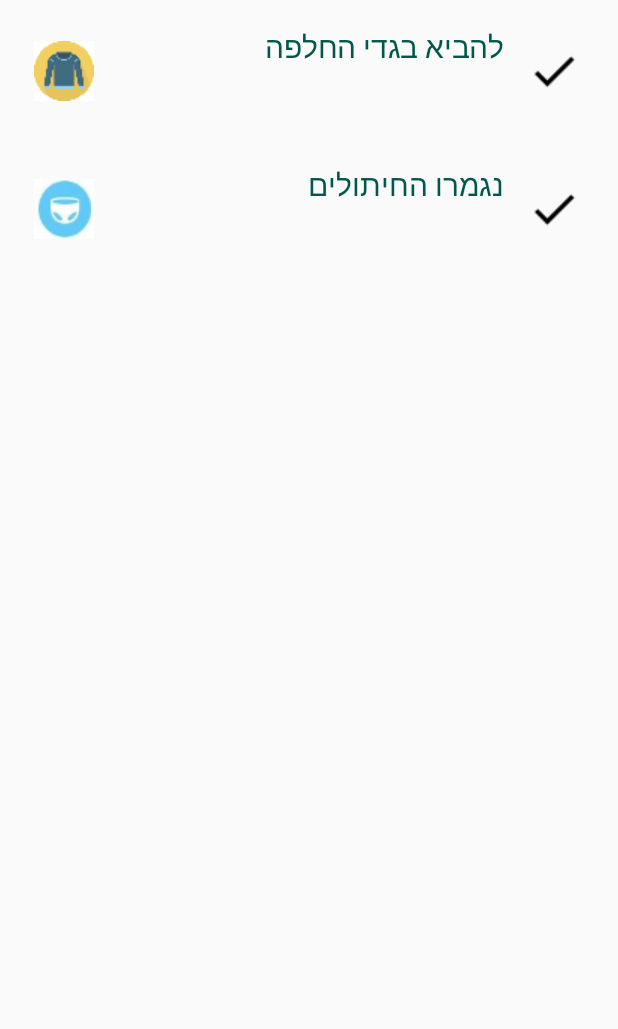
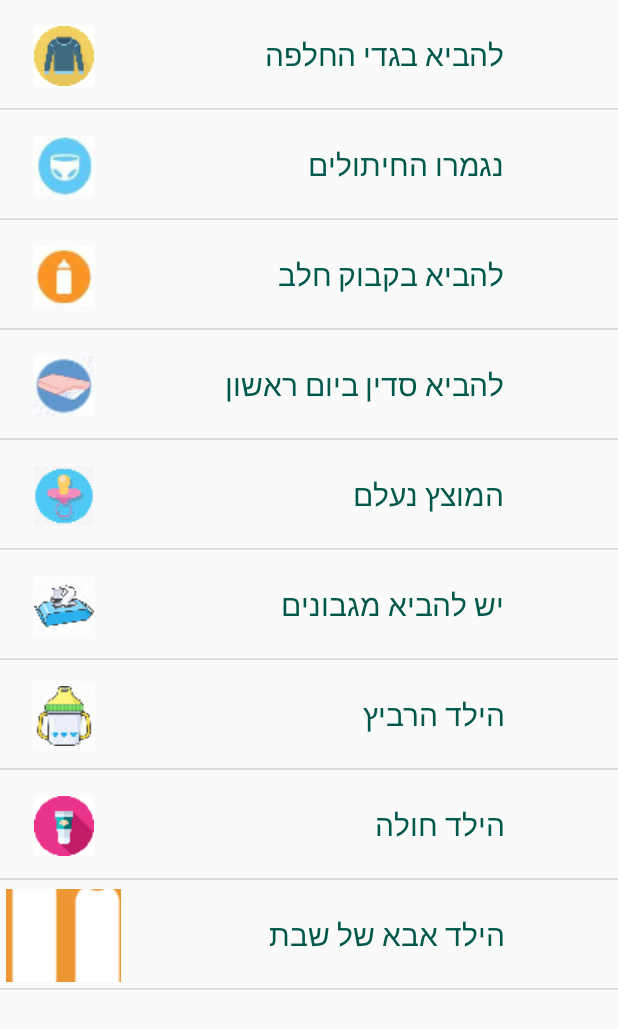
Before and after one commit to NirBercovic/TopGan, an Android app: the screen it shows after launch (MessageParentsActivity), on a phone screen of 412 x 824 dp. Shown: the top 1029 px of the screen. Run offline under Robolectric (Android 15) with nearby library versions, the phone set to English and light mode, and no system bars; libraries missing offline, so code that uses them is left out: android.net.sip.

Commit message:
reminder stage2

```diff
--- a/app/src/main/java/com/topgan/MessageParentsScreen/MessageParentsActivity.java
+++ b/app/src/main/java/com/topgan/MessageParentsScreen/MessageParentsActivity.java
@@ -2,13 +2,18 @@ package com.topgan.MessageParentsScreen;
 
 import android.support.v7.app.AppCompatActivity;
 import android.os.Bundle;
+import android.support.v7.widget.DividerItemDecoration;
 import android.support.v7.widget.LinearLayoutManager;
 import android.support.v7.widget.RecyclerView;
+import android.view.View;
+import android.widget.Toast;
+
+import com.topgan.ItemClickListener;
 import com.topgan.R;
 
 import java.util.ArrayList;
 
-public class MessageParentsActivity extends AppCompatActivity {
+public class MessageParentsActivity extends AppCompatActivity implements ItemClickListener {
 
     private RecyclerView recyclerView;
     private RecyclerView.Adapter mAdapter;
@@ -20,35 +25,38 @@ public class MessageParentsActivity extends AppCompatActivity {
     protected void onCreate(Bundle savedInstanceState) {
         super.onCreate(savedInstanceState);
         setContentView(R.layout.activity_message_parents);
+
         recyclerView = (RecyclerView) findViewById(R.id.my_recycler_view);
+        DividerItemDecoration dividerItemDecoration = new DividerItemDecoration(this,
+                DividerItemDecoration.VERTICAL);
+        recyclerView.addItemDecoration(dividerItemDecoration);
 
         Reminder re0 = new Reminder("להביא בגדי החלפה",R.drawable.reminder0);
         Reminder re1 = new Reminder("נגמרו החיתולים",R.drawable.reminder1);
-        /*Reminder re2 = new Reminder("להביא חלב",2);
-        Reminder re3 = new Reminder("להביא סדין חדש ביום ראשון",3);
-        Reminder re4 = new Reminder("המוצץ נעלם",4);
-        Reminder re5 = new Reminder("יש להביא מגבונים",5);
-        Reminder re6 = new Reminder("הילד הרביץ",6);
-        Reminder re7 = new Reminder("הילד חולה",7);
-        Reminder re8 = new Reminder("הילד אבא של שבת",8);
-        Reminder re9 = new Reminder("הילד ננשך",9);
+        Reminder re2 = new Reminder("להביא בקבוק חלב",R.drawable.reminder2);
+        Reminder re3 = new Reminder("להביא סדין ביום ראשון",R.drawable.reminder3);
+        Reminder re4 = new Reminder("המוצץ נעלם",R.drawable.reminder4);
+        Reminder re5 = new Reminder("יש להביא מגבונים",R.drawable.reminder5);
+        Reminder re6 = new Reminder("הילד הרביץ",R.drawable.reminder6);
+        Reminder re7 = new Reminder("הילד חולה",R.drawable.reminder7);
+        Reminder re8 = new Reminder("הילד אבא של שבת",R.drawable.reminder8);
+        /*Reminder re9 = new Reminder("הילד ננשך",9);
         Reminder re10 = new Reminder("הילד לא הגיע היום",10);
         Reminder re11 = new Reminder("התנהג יפה ",11);*/
 
         reminderList = new ArrayList<>();
         reminderList.add(re0);
         reminderList.add(re1);
-      /*  reminderList.add(re2);
+        reminderList.add(re2);
         reminderList.add(re3);
         reminderList.add(re4);
         reminderList.add(re5);
         reminderList.add(re6);
         reminderList.add(re7);
         reminderList.add(re8);
-        reminderList.add(re9);
+        /*reminderList.add(re9);
         reminderList.add(re10);
         reminderList.add(re11);*/
-
 
         // use this setting to improve performance if you know that changes
         // in content do not change the layout size of the RecyclerView
@@ -59,7 +67,20 @@ public class MessageParentsActivity extends AppCompatActivity {
         recyclerView.setLayoutManager(layoutManager);
 
         // specify an adapter (see also next example)
-        mAdapter = new ReminderAdapter(reminderList, MessageParentsActivity.this);
+        mAdapter = new ReminderAdapter(reminderList, MessageParentsActivity.this,MessageParentsActivity.this );
         recyclerView.setAdapter(mAdapter);
+
+    }
+
+    @Override
+    public void onClick(View view, int position) {
+        Toast.makeText(MessageParentsActivity.this, "onClick", Toast.LENGTH_SHORT).show();
+    }
+
+    @Override
+    public void onLongClick(View view, int position) {
+        Toast.makeText(MessageParentsActivity.this, "onLongClick", Toast.LENGTH_SHORT).show();
+
+
     }
 }
--- a/app/src/main/java/com/topgan/MessageParentsScreen/ReminderAdapter.java
+++ b/app/src/main/java/com/topgan/MessageParentsScreen/ReminderAdapter.java
@@ -1,13 +1,16 @@
 package com.topgan.MessageParentsScreen;
 
 import android.content.Context;
+import android.net.sip.SipSession;
 import android.support.v7.widget.RecyclerView;
 import android.view.LayoutInflater;
 import android.view.View;
 import android.view.ViewGroup;
 import android.widget.ImageView;
 import android.widget.TextView;
+import android.widget.Toast;
 
+import com.topgan.ItemClickListener;
 import com.topgan.R;
 
 import java.util.List;
@@ -15,11 +18,17 @@ import java.util.List;
 public class ReminderAdapter extends RecyclerView.Adapter<ReminderAdapter.MyViewHolder> {
     private List<Reminder> reminderList;
     private Context context;
+    public ItemClickListener listener;
 
-    public static class MyViewHolder extends RecyclerView.ViewHolder {
+
+
+
+
+    public static class MyViewHolder extends RecyclerView.ViewHolder  {
         // each data item is just a string in this case
         public TextView tvTitle;
         public ImageView ivPhotoId, ivChecked;
+
 
         public MyViewHolder(View v) {
             super(v);
@@ -28,13 +37,15 @@ public class ReminderAdapter extends RecyclerView.Adapter<ReminderAdapter.MyView
             //tvRecurrence = itemView.findViewById(R.id.tvRecurrence);
             ivChecked = itemView.findViewById(R.id.ivChecked);
             ivPhotoId = itemView.findViewById(R.id.ivPhotoId);
+
         }
     }
 
     // Provide a suitable constructor (depends on the kind of dataset)
-    public ReminderAdapter(List<Reminder> myDataset, Context context) {
+    public ReminderAdapter(List<Reminder> myDataset, Context context, ItemClickListener listener) {
         reminderList = myDataset;
         this.context = context;
+        this.listener = listener;
     }
 
     // Create new views (invoked by the layout manager)
@@ -50,13 +61,28 @@ public class ReminderAdapter extends RecyclerView.Adapter<ReminderAdapter.MyView
 
     // Replace the contents of a view (invoked by the layout manager)
     @Override
-    public void onBindViewHolder(MyViewHolder holder, int position) {
+    public void onBindViewHolder(final MyViewHolder holder, final int position) {
         Reminder item = reminderList.get(position);
         if (item != null) {
 
             holder.tvTitle.setText(item.reminderTitle);
             //holder.tvRecurrence.setText(item.reminderRecurrence);
             holder.ivPhotoId.setImageResource(item.photoId);
+
+            holder.itemView.setOnLongClickListener(new View.OnLongClickListener() {
+                @Override
+                public boolean onLongClick(View v) {
+                    listener.onLongClick(v, position);
+                    return false;
+                }
+            });
+
+            holder.itemView.setOnClickListener(new View.OnClickListener() {
+                @Override
+                public void onClick(View v) {
+                    listener.onClick(v,position);
+                }
+            });
 
         }
     }
--- a/app/src/main/res/layout/reminder_item.xml
+++ b/app/src/main/res/layout/reminder_item.xml
@@ -7,7 +7,7 @@
     <LinearLayout
         android:layout_width="match_parent"
         android:orientation="horizontal"
-        android:layout_height="90dp"
+        android:layout_height="70dp"
         android:layout_marginRight="10dp"
         android:layout_marginTop="2dp">
         <ImageView
@@ -27,30 +27,22 @@
             android:layout_width="0dp"
             android:orientation="vertical"
             android:layout_height="fill_parent"
-            android:layout_marginTop="10dp"
+            android:layout_marginTop="15dp"
             android:layout_marginBottom="10dp"
             android:layout_weight="65"
             android:weightSum="1000">
+
             <TextView
                 android:id="@+id/tvReminderTitle"
                 android:layout_width="fill_parent"
                 android:layout_height="0dp"
-                android:layout_weight="600"
+                android:layout_weight="1000"
                 android:layout_marginTop="5dp"
                 android:layout_marginLeft="10dp"
                 android:text="Reminder Title"
                 android:textColor="@color/colorPrimaryDark"
                 android:textSize="20sp" />
-            <TextView
-                android:id="@+id/tvRecurrence"
-                android:layout_width="match_parent"
-                android:layout_height="0dp"
-                android:layout_weight="300"
-                android:layout_marginLeft="10dp"
-                android:text=""
-                android:textColor="@color/colorPrimaryDark"
-                android:textStyle="italic"
-                android:textSize="15sp" />
+
         </LinearLayout>
 
         <ImageView
@@ -62,9 +54,10 @@
             android:layout_marginLeft="4dp"
             android:layout_marginRight="4dp"
             android:layout_marginBottom="4dp"
+            android:visibility="invisible"
             android:background="#fafafa"
             android:layout_weight="15"
-            android:src="@drawable/baseline_done_black_18dp"/>
+            android:src="@drawable/baseline_done_black_18dp_small"/>
 
     </LinearLayout>
 
```
Also changed, not shown: app/src/main/res/drawable/baseline_done_black_18dp_small.png (added), app/src/main/res/drawable/reminder8.png (added).
